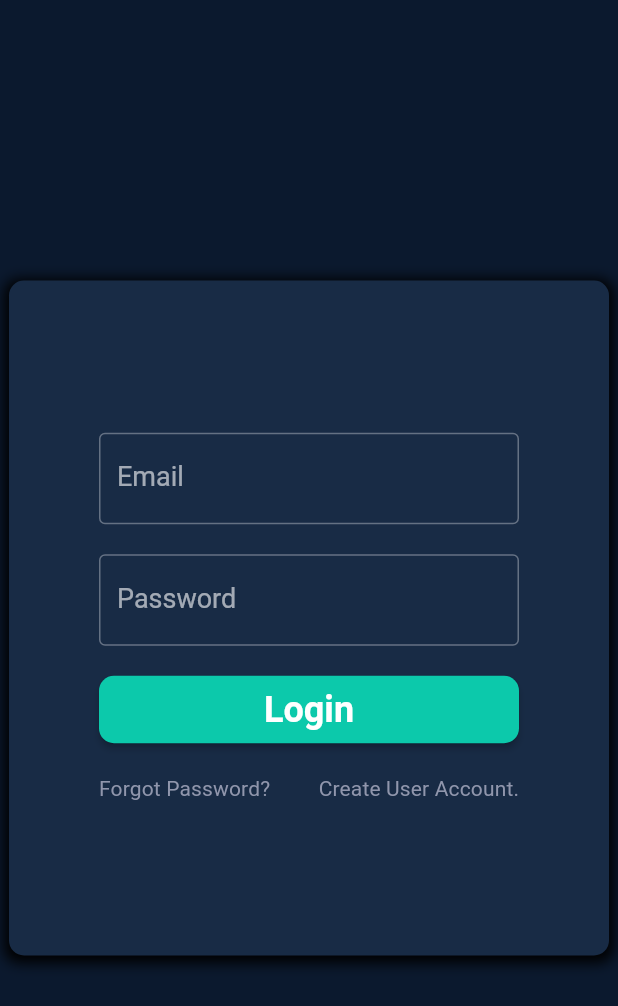
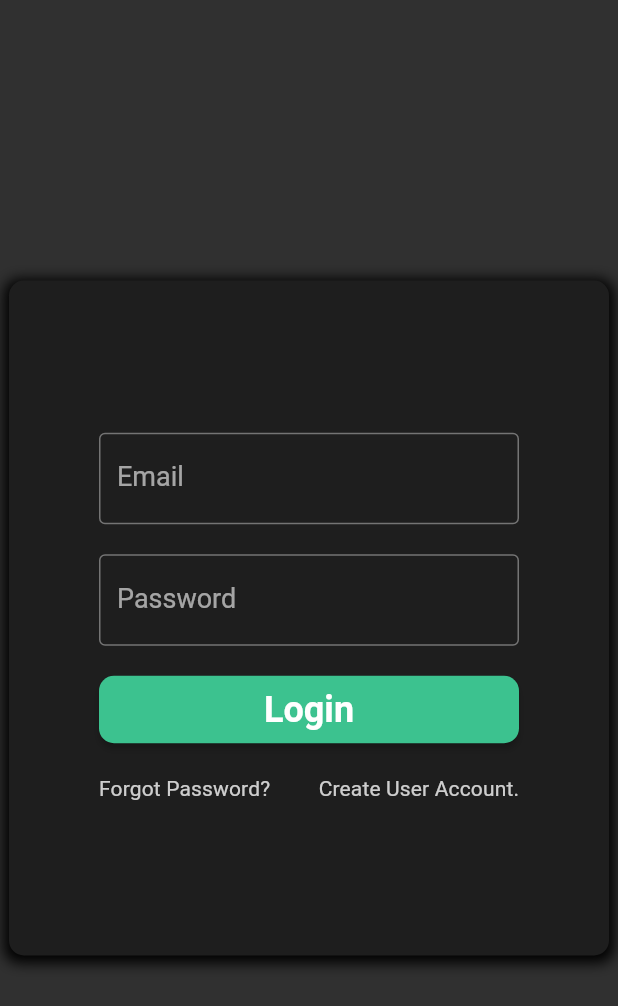
Before and after one commit to iieo/weekly_challenge, a Flutter app: the screen it shows after launch, on a phone screen of 412 x 824 dp. Shown: the top 1006 px of the screen. Run offline on Flutter 3.47's test engine with Material 2 defaults, Android fonts, the phone set to English and light mode, and no system bars; our stand-ins replace cached_network_image, cloud_firestore, easy_stepper, file_picker, firebase_auth, firebase_core and 5 more; accounts and stored records are empty.

Commit message:
dark mode

```diff
--- a/lib/main.dart
+++ b/lib/main.dart
@@ -63,7 +63,7 @@ class App extends StatelessWidget {
                     routerConfig: router,
                     debugShowCheckedModeBanner: false,
                     title: "Weekly Challenge",
-                    theme: themeData);
+                    theme: themeData2);
               }
             }));
   }
--- a/lib/screens/challenges_screen/components/challenge_card.dart
+++ b/lib/screens/challenges_screen/components/challenge_card.dart
@@ -73,6 +73,7 @@ class ChallengeCard extends StatelessWidget {
   Widget build(BuildContext context) {
     String firebaseId = FirebaseAuth.instance.currentUser!.uid;
     return Card(
+        color: Theme.of(context).colorScheme.surface,
         child: ListTile(
             title: Text(challenge.title,
                 style: Theme.of(context).textTheme.titleMedium),
--- a/lib/screens/screen_container.dart
+++ b/lib/screens/screen_container.dart
@@ -22,6 +22,7 @@ class _ScreenContainerState extends State<ScreenContainer> {
   @override
   Widget build(BuildContext context) {
     return Scaffold(
+      backgroundColor: Theme.of(context).colorScheme.background,
       appBar: widget.title != null
           ? AppBar(
               title: Text(widget.title!,
--- a/lib/theme_data.dart
+++ b/lib/theme_data.dart
@@ -25,31 +25,47 @@ ColorScheme colorScheme = ColorScheme.fromSeed(
   onBackground: whiteColor,
   onError: Colors.white,
 );
+Color primaryColor2 = const Color.fromARGB(255, 60, 194, 143);
+ColorScheme colorScheme2 = ColorScheme.fromSeed(
+  seedColor: primaryColor2,
+  //const Color.fromARGB(255, 187, 134, 252),
+  brightness: Brightness.dark,
+  primary: primaryColor2,
+  //const Color.fromARGB(255, 187, 134, 252),
+  secondary: primaryColor2,
+  background: const Color.fromARGB(255, 18, 18, 18),
+  primaryContainer: const Color.fromARGB(255, 30, 30, 30),
+  surface: const Color.fromARGB(255, 30, 30, 30),
+  error: const Color.fromARGB(255, 207, 102, 121),
+  onPrimary: Colors.white,
+  onBackground: Colors.white,
+  onSurface: Colors.white,
+  onError: Colors.black,
+);
 
-/*const Color backgroundDark = Color.fromARGB(255, 20, 36, 62);
-const Color backgroundDarkBrighter = Color.fromARGB(255, 35, 63, 108);
-
-const Color primaryColor = Color.fromARGB(255, 39, 103, 68);
-const Color primaryColorBrighter = Color.fromARGB(255, 61, 164, 109);
-
-const Color secondaryColor = Color.fromARGB(255, 141, 93, 208);
-const Color secondaryColorDarker = Color.fromARGB(255, 121, 65, 200);
-
-const Color ternaryColor = Color.fromARGB(255, 50, 62, 153);
-const Color ternaryColorDarker = Color.fromARGB(255, 40, 50, 123);
-
-const Color fourthColor = Color.fromARGB(255, 24, 62, 75);
-const Color fourthColorDarker = Color.fromARGB(255, 20, 51, 62);
-
-const Color whiteColor = Color.fromARGB(255, 205, 215, 245);
-const Color whiteColorDarker = Color.fromARGB(255, 144, 150, 172);
-
-ColorScheme colorScheme = ColorScheme.fromSeed(
-    seedColor: primaryColor,
-    secondary: secondaryColor,
-    tertiary: ternaryColor,
-    brightness: Brightness.dark,
-    background: fourthColor);*/
+final ThemeData themeData2 = ThemeData(
+    pageTransitionsTheme: PageTransitionsTheme(
+      builders: <TargetPlatform, PageTransitionsBuilder>{
+        TargetPlatform.android: NoPageTransitionBuilder(),
+        TargetPlatform.iOS: NoPageTransitionBuilder(),
+        TargetPlatform.fuchsia: NoPageTransitionBuilder(),
+        TargetPlatform.linux: NoPageTransitionBuilder(),
+        TargetPlatform.macOS: NoPageTransitionBuilder(),
+        TargetPlatform.windows: NoPageTransitionBuilder(),
+      },
+    ),
+    elevatedButtonTheme: ElevatedButtonThemeData(
+      style: ButtonStyle(
+        shape: MaterialStateProperty.all<RoundedRectangleBorder>(
+          RoundedRectangleBorder(
+            borderRadius: BorderRadius.circular(App.defaultRadius),
+          ),
+        ),
+      ),
+    ),
+    visualDensity: VisualDensity.adaptivePlatformDensity,
+    colorScheme: colorScheme2,
+    textTheme: textTheme);
 
 final ThemeData themeData = ThemeData(
     pageTransitionsTheme: PageTransitionsTheme(
@@ -76,7 +92,7 @@ final ThemeData themeData = ThemeData(
       900: Color(0xff1a1a1a)
     }),
     primaryColor: primaryColor,
-    colorScheme: colorScheme,
+    colorScheme: colorScheme2,
     appBarTheme: const AppBarTheme(
         backgroundColor: primaryColor, foregroundColor: whiteColor),
     scaffoldBackgroundColor: backgroundDark,
@@ -93,49 +109,52 @@ final ThemeData themeData = ThemeData(
         ),
       ),
     ),
-    textTheme: const TextTheme(
+    textTheme: textTheme);
+
+TextTheme textTheme = const TextTheme(
   titleSmall: TextStyle(
     fontSize: 14.0,
     fontWeight: FontWeight.normal,
     decoration: TextDecoration.none,
-        color: whiteColorDarker,
+    color: Color.fromARGB(200, 255, 255, 255),
   ),
   titleMedium: TextStyle(
     fontSize: 18.0,
     fontWeight: FontWeight.normal,
     decoration: TextDecoration.none,
-        color: whiteColor,
+    color: Color.fromARGB(225, 255, 255, 255),
   ),
   titleLarge: TextStyle(
     fontSize: 24.0,
     fontWeight: FontWeight.normal,
     decoration: TextDecoration.none,
-        color: whiteColor,
+    color: Color.fromARGB(255, 255, 255, 255),
   ),
   labelSmall: TextStyle(
     fontSize: 14.0,
     fontWeight: FontWeight.bold,
     decoration: TextDecoration.none,
-        color: Colors.white,
+    color: Color.fromARGB(200, 255, 255, 255),
   ),
   labelMedium: TextStyle(
     fontSize: 18.0,
     fontWeight: FontWeight.bold,
     decoration: TextDecoration.none,
-        color: Colors.white,
+    color: Color.fromARGB(225, 255, 255, 255),
   ),
   labelLarge: TextStyle(
     fontSize: 24.0,
     fontWeight: FontWeight.bold,
     decoration: TextDecoration.none,
-        color: Colors.white,
+    color: Color.fromARGB(255, 255, 255, 255),
   ),
   bodyMedium: TextStyle(
     fontSize: 18.0,
     fontWeight: FontWeight.normal,
     decoration: TextDecoration.none,
-          color: whiteColorDarker),
-    ));
+    color: Color.fromARGB(225, 255, 255, 255),
+  ),
+);
 
 class NoPageTransitionBuilder extends PageTransitionsBuilder {
   @override
```
Also changed, not shown: lib/screens/challenges_screen/components/add_challenge_dialog.dart (+6 -6 lines), lib/screens/tasks_screen/components/add_task_dialog.dart (+6 -2 lines). Lines whose indentation alone changed are shown as unchanged.
